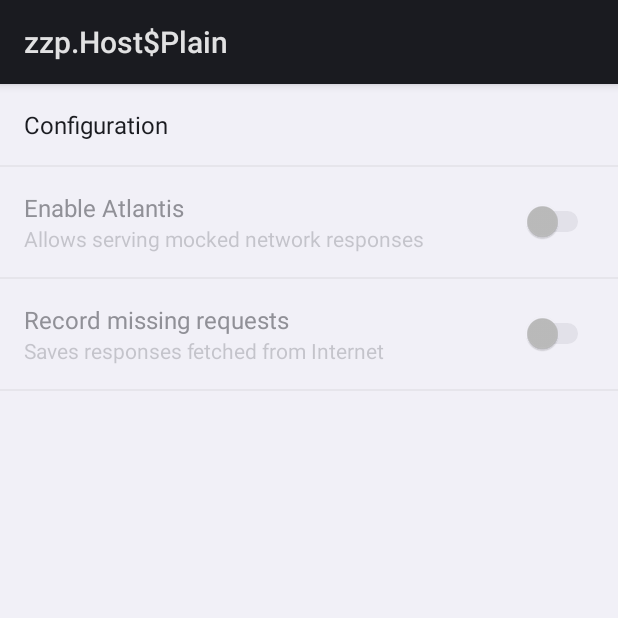
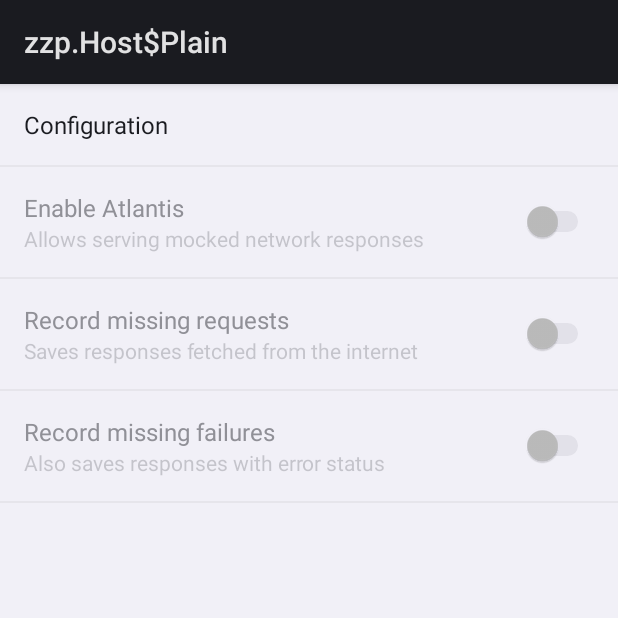
Before and after one commit to echsylon/atlantis-extra, an Android app: the fragment AtlantisSettingsFragment shown on its own in the app's theme, on a phone screen of 412 x 824 dp, the top half of it. Run offline under Robolectric (Android 15) with nearby library versions, the phone set to English and light mode, and no system bars; libraries missing offline, so code that uses them is left out: com.echsylon.atlantis; 1 statement that could not run was skipped.

Commit message:
Adds disabling recording failed real responses

```diff
--- a/library/build.gradle
+++ b/library/build.gradle
@@ -40,7 +40,7 @@
 }
 
 dependencies {
-    compile 'com.echsylon.atlantis:atlantis:2.2.1'
+    compile 'com.echsylon.atlantis:atlantis:2.3.0'
 }
 
 // Custom archive build configurations
--- a/library/src/main/java/com/echsylon/atlantis/extra/AtlantisSettingsFragment.java
+++ b/library/src/main/java/com/echsylon/atlantis/extra/AtlantisSettingsFragment.java
@@ -21,10 +21,12 @@
 
     private String configurationPreferenceKey;
     private String recordingPreferenceKey;
+    private String recordingFailuresPreferenceKey;
     private String enabledPreferenceKey;
 
     private boolean isEnabled;
     private boolean isRecording;
+    private boolean isRecordingFailures;
     private String configuration;
     private ProgressDialog progress;
     private AtlantisService service;
@@ -49,6 +51,7 @@
 
         configurationPreferenceKey = getString(R.string.key_atlantis_configuration);
         recordingPreferenceKey = getString(R.string.key_atlantis_record);
+        recordingFailuresPreferenceKey = getString(R.string.key_atlantis_record_failures);
         enabledPreferenceKey = getString(R.string.key_atlantis_enable);
 
         Context context = getActivity().getApplicationContext();
@@ -56,6 +59,7 @@
         configuration = sharedPreferences.getString(configurationPreferenceKey, null);
         isEnabled = sharedPreferences.getBoolean(enabledPreferenceKey, false);
         isRecording = sharedPreferences.getBoolean(recordingPreferenceKey, false);
+        isRecordingFailures = sharedPreferences.getBoolean(recordingFailuresPreferenceKey, false);
     }
 
     @Override
@@ -87,6 +91,13 @@
             refreshServiceState();
             return true;
         });
+
+        Preference recordFailuresPreference = findPreference(recordingFailuresPreferenceKey);
+        recordFailuresPreference.setOnPreferenceChangeListener((preference, newValue) -> {
+            isRecordingFailures = (Boolean) newValue;
+            refreshServiceState();
+            return true;
+        });
     }
 
     @Override
@@ -109,8 +120,13 @@
                 @Override
                 protected Void doInBackground(Void... params) {
                     if (service != null) {
-                        service.setAtlantisEnabled(isEnabled, configuration);
-                        service.setRecordMissingRequestsEnabled(isRecording);
+                        try {
+                            service.setAtlantisEnabled(isEnabled, configuration);
+                            service.setRecordMissingRequestsEnabled(isRecording);
+                            service.setRecordMissingFailuresEnabled(isRecordingFailures);
+                        } catch (Exception e) {
+                            e.printStackTrace();
+                        }
                     }
                     return null;
                 }
--- a/library/src/main/res/values/prefs.xml
+++ b/library/src/main/res/values/prefs.xml
@@ -3,4 +3,5 @@
     <string name="key_atlantis_configuration" translatable="false">key_atlantis_configuration</string>
     <string name="key_atlantis_enable" translatable="false">key_atlantis_enable</string>
     <string name="key_atlantis_record" translatable="false">key_atlantis_record</string>
+    <string name="key_atlantis_record_failures" translatable="false">key_atlantis_record_failures</string>
 </resources>
--- a/library/src/main/res/values/strings.xml
+++ b/library/src/main/res/values/strings.xml
@@ -1,11 +1,13 @@
 <?xml version="1.0" encoding="utf-8"?>
 <resources>
     <string name="allows_atlantis_to_serve">Allows serving mocked network responses</string>
-    <string name="allows_recording_missing_requests">Saves responses fetched from Internet</string>
+    <string name="allows_recording_missing_failures">Also saves responses with error status</string>
+    <string name="allows_recording_missing_requests">Saves responses fetched from the internet</string>
     <string name="atlantis">Atlantis</string>
     <string name="check_configuration">Couln\'t enable Atlantis. Maybe you should check your mock configuration.</string>
     <string name="configuration">Configuration</string>
     <string name="enable_atlantis">Enable Atlantis</string>
     <string name="enable_recording">Record missing requests</string>
+    <string name="enable_recording_failures">Record missing failures</string>
     <string name="settings">Settings</string>
 </resources>
--- a/library/src/main/res/xml/preferences.xml
+++ b/library/src/main/res/xml/preferences.xml
@@ -22,4 +22,12 @@
         android:summary="@string/allows_recording_missing_requests"
         android:title="@string/enable_recording"/>
 
+    <!-- Enable/disable recording failures setting -->
+    <SwitchPreference
+        android:defaultValue="false"
+        android:dependency="@string/key_atlantis_record"
+        android:key="@string/key_atlantis_record_failures"
+        android:summary="@string/allows_recording_missing_failures"
+        android:title="@string/enable_recording_failures"/>
+
 </PreferenceScreen>
```
Also changed, not shown: library/src/main/java/com/echsylon/atlantis/extra/AtlantisService.java (+39 -1 lines).
